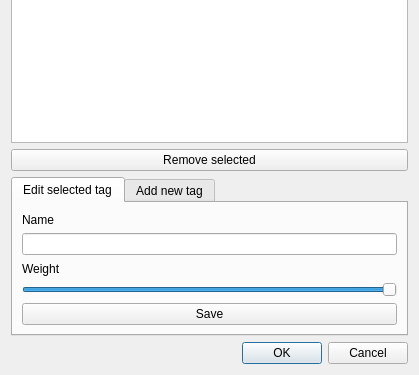
The window that hintergrund-ui/tags_dialog.ui (univrsal/hintergrund) describes before a commit, drawn with Qt 5; both pictures show x 0 to 419 and y 165 to 540 of the 419 by 540 pixel window.
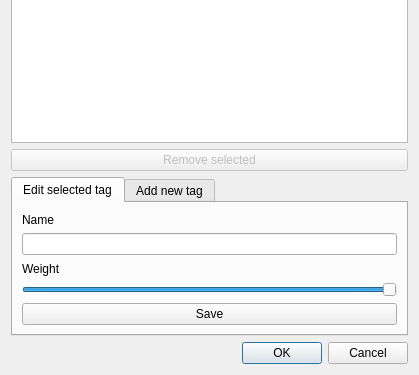
The same window after the commit. Icons and pictures are not drawn.

```diff
--- a/hintergrund-ui/tags_dialog.ui
+++ b/hintergrund-ui/tags_dialog.ui
@@ -86,6 +86,9 @@
    </item>
    <item>
     <widget class="QPushButton" name="btn_remove_selected">
+     <property name="enabled">
+      <bool>false</bool>
+     </property>
      <property name="text">
       <string>Remove selected</string>
      </property>
```
